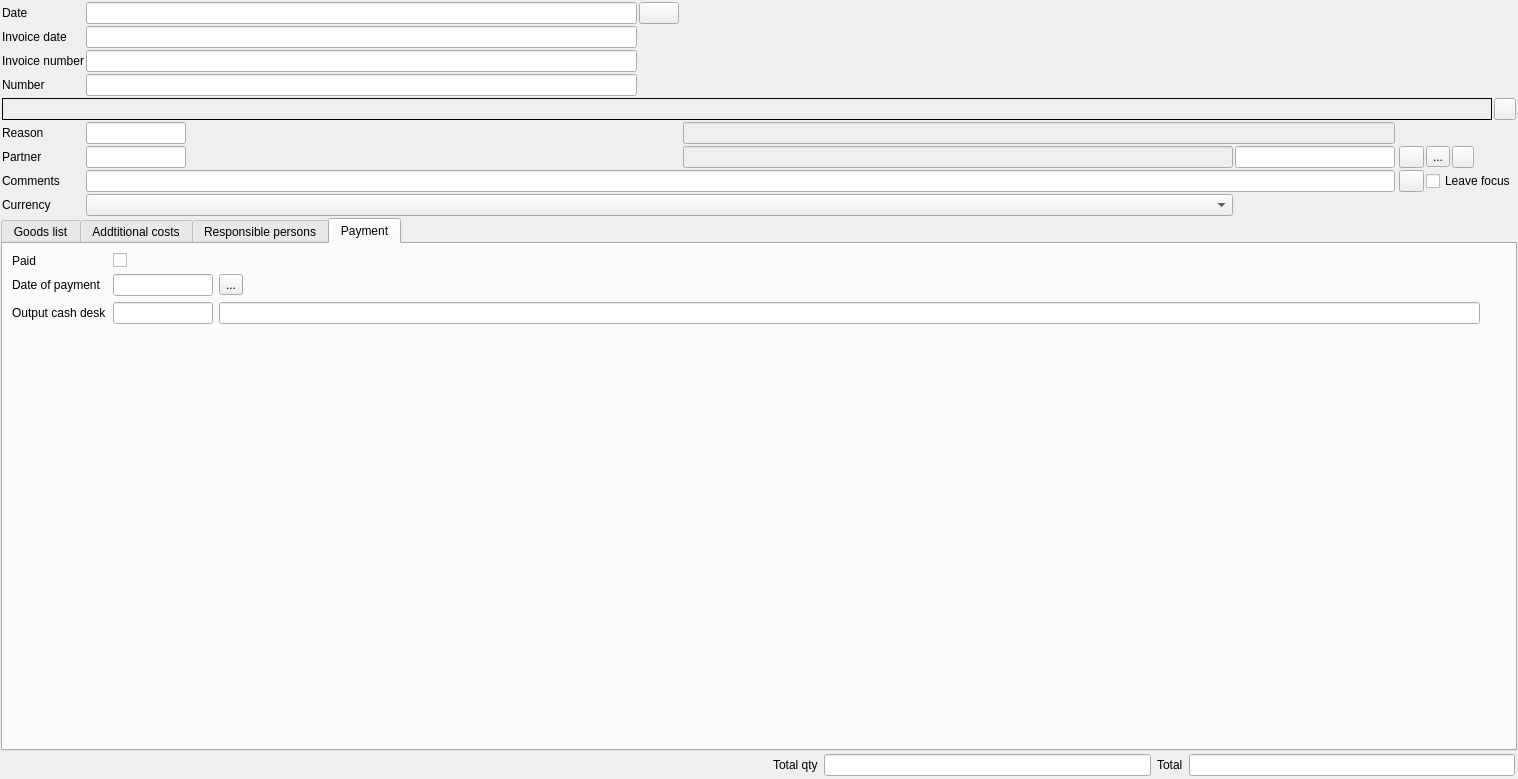
Above: FrontDesk/c5storeinput.ui from End1-1/Cafe5 before the change. Below: the same form after it.
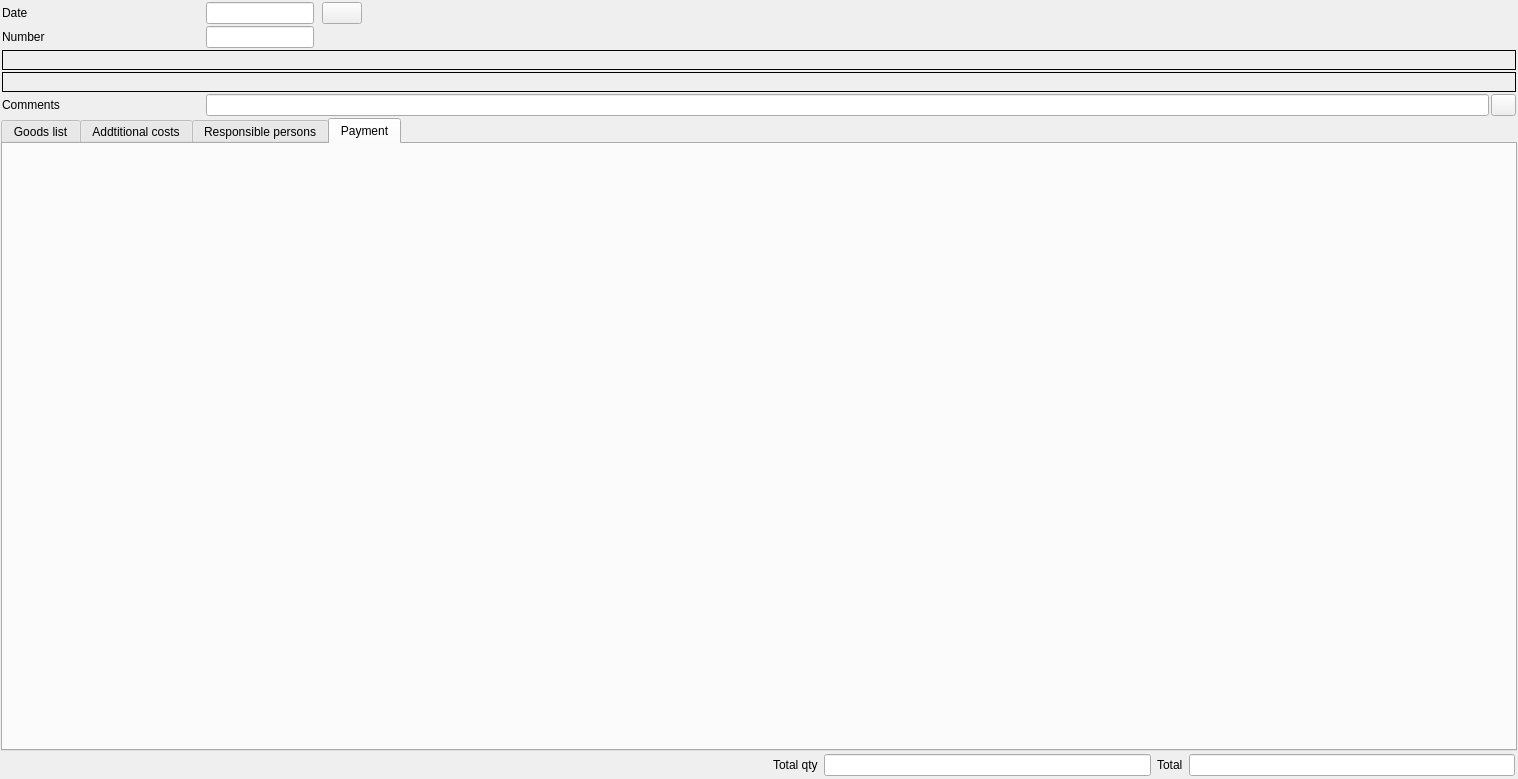
That is the form after the change. The open tabs and pages were chosen to show the change. Icons and pictures are not drawn. Custom widgets are drawn as their Qt base class.

```diff
--- a/FrontDesk/c5storeinput.ui
+++ b/FrontDesk/c5storeinput.ui
@@ -29,330 +29,6 @@
    <property name="spacing">
     <number>1</number>
    </property>
-   <item row="0" column="0">
-    <widget class="QWidget" name="wheader" native="true">
-     <layout class="QGridLayout" name="gridLayout">
-      <property name="leftMargin">
-       <number>1</number>
-      </property>
-      <property name="topMargin">
-       <number>1</number>
-      </property>
-      <property name="rightMargin">
-       <number>1</number>
-      </property>
-      <property name="bottomMargin">
-       <number>1</number>
-      </property>
-      <property name="spacing">
-       <number>2</number>
-      </property>
-      <item row="0" column="0">
-       <widget class="QLabel" name="label">
-        <property name="text">
-         <string>Date</string>
-        </property>
-       </widget>
-      </item>
-      <item row="12" column="0">
-       <widget class="QLabel" name="label_8">
-        <property name="text">
-         <string>Comments</string>
-        </property>
-       </widget>
-      </item>
-      <item row="2" column="0">
-       <widget class="QLabel" name="lbInvoiceNumber">
-        <property name="text">
-         <string>Invoice number</string>
-        </property>
-       </widget>
-      </item>
-      <item row="11" column="5">
-       <widget class="C5LineEdit" name="lePartnerDebt">
-        <property name="minimumSize">
-         <size>
-          <width>160</width>
-          <height>0</height>
-         </size>
-        </property>
-        <property name="maximumSize">
-         <size>
-          <width>160</width>
-          <height>16777215</height>
-         </size>
-        </property>
-        <property name="text">
-         <string/>
-        </property>
-        <property name="readOnly">
-         <bool>true</bool>
-        </property>
-       </widget>
-      </item>
-      <item row="10" column="0">
-       <widget class="QLabel" name="label_4">
-        <property name="text">
-         <string>Reason</string>
-        </property>
-       </widget>
-      </item>
-      <item row="11" column="8">
-       <widget class="QToolButton" name="btnChangePartner">
-        <property name="text">
-         <string>...</string>
-        </property>
-        <property name="icon">
-         <iconset resource="../resources/res.qrc">
-          <normaloff>:/addguest.png</normaloff>:/addguest.png</iconset>
-        </property>
-       </widget>
-      </item>
-      <item row="11" column="7">
-       <widget class="QPushButton" name="btnNewPartner">
-        <property name="maximumSize">
-         <size>
-          <width>25</width>
-          <height>25</height>
-         </size>
-        </property>
-        <property name="focusPolicy">
-         <enum>Qt::FocusPolicy::NoFocus</enum>
-        </property>
-        <property name="text">
-         <string/>
-        </property>
-        <property name="icon">
-         <iconset resource="../resources/res.qrc">
-          <normaloff>:/new.png</normaloff>:/new.png</iconset>
-        </property>
-       </widget>
-      </item>
-      <item row="3" column="0">
-       <widget class="QLabel" name="label_2">
-        <property name="text">
-         <string>Number</string>
-        </property>
-       </widget>
-      </item>
-      <item row="14" column="0">
-       <widget class="QLabel" name="label_18">
-        <property name="text">
-         <string>Currency</string>
-        </property>
-       </widget>
-      </item>
-      <item row="0" column="2">
-       <widget class="QPushButton" name="btnCopyUUID">
-        <property name="text">
-         <string/>
-        </property>
-        <property name="icon">
-         <iconset resource="../resources/res.qrc">
-          <normaloff>:/copy.png</normaloff>:/copy.png</iconset>
-        </property>
-       </widget>
-      </item>
-      <item row="11" column="4">
-       <widget class="C5LineEdit" name="lePartnerName">
-        <property name="enabled">
-         <bool>false</bool>
-        </property>
-        <property name="focusPolicy">
-         <enum>Qt::FocusPolicy::NoFocus</enum>
-        </property>
-       </widget>
-      </item>
-      <item row="10" column="4" colspan="2">
-       <widget class="C5LineEdit" name="leReasonName">
-        <property name="enabled">
-         <bool>false</bool>
-        </property>
-        <property name="focusPolicy">
-         <enum>Qt::FocusPolicy::NoFocus</enum>
-        </property>
-       </widget>
-      </item>
-      <item row="12" column="7">
-       <widget class="QPushButton" name="btnSaveComment">
-        <property name="maximumSize">
-         <size>
-          <width>25</width>
-          <height>25</height>
-         </size>
-        </property>
-        <property name="focusPolicy">
-         <enum>Qt::FocusPolicy::NoFocus</enum>
-        </property>
-        <property name="toolTip">
-         <string>Save comment without making draft</string>
-        </property>
-        <property name="text">
-         <string/>
-        </property>
-        <property name="icon">
-         <iconset resource="../resources/res.qrc">
-          <normaloff>:/ok.png</normaloff>:/ok.png</iconset>
-        </property>
-       </widget>
-      </item>
-      <item row="2" column="1">
-       <widget class="C5LineEdit" name="leInvoiceNumber"/>
-      </item>
-      <item row="14" column="1" colspan="4">
-       <widget class="QComboBox" name="cbCurrency"/>
-      </item>
-      <item row="1" column="0">
-       <widget class="QLabel" name="lbInvoiceDate">
-        <property name="text">
-         <string>Invoice date</string>
-        </property>
-       </widget>
-      </item>
-      <item row="1" column="1">
-       <widget class="C5DateEdit" name="deInvoiceDate">
-        <property name="maximumSize">
-         <size>
-          <width>16777215</width>
-          <height>16777215</height>
-         </size>
-        </property>
-       </widget>
-      </item>
-      <item row="12" column="1" colspan="5">
-       <widget class="C5LineEdit" name="leComment"/>
-      </item>
-      <item row="10" column="1">
-       <widget class="C5LineEditWithSelector" name="leReason">
-        <property name="maximumSize">
-         <size>
-          <width>100</width>
-          <height>16777215</height>
-         </size>
-        </property>
-       </widget>
-      </item>
-      <item row="11" column="1">
-       <widget class="C5LineEditWithSelector" name="lePartner">
-        <property name="maximumSize">
-         <size>
-          <width>100</width>
-          <height>16777215</height>
-         </size>
-        </property>
-       </widget>
-      </item>
-      <item row="0" column="7" colspan="5">
-       <spacer name="horizontalSpacer">
-        <property name="orientation">
-         <enum>Qt::Orientation::Horizontal</enum>
-        </property>
-        <property name="sizeHint" stdset="0">
-         <size>
-          <width>40</width>
-          <height>20</height>
-         </size>
-        </property>
-       </spacer>
-      </item>
-      <item row="0" column="1">
-       <widget class="C5DateEdit" name="deDate">
-        <property name="maximumSize">
-         <size>
-          <width>16777215</width>
-          <height>16777215</height>
-         </size>
-        </property>
-       </widget>
-      </item>
-      <item row="12" column="8" colspan="4">
-       <widget class="QCheckBox" name="chLeaveFocusOnBarcode">
-        <property name="text">
-         <string>Leave focus</string>
-        </property>
-       </widget>
-      </item>
-      <item row="3" column="1">
-       <widget class="C5LineEditWithSelector" name="leDocNum"/>
-      </item>
-      <item row="11" column="9">
-       <widget class="QPushButton" name="btnFixPartner">
-        <property name="minimumSize">
-         <size>
-          <width>22</width>
-          <height>22</height>
-         </size>
-        </property>
-        <property name="maximumSize">
-         <size>
-          <width>15</width>
-          <height>22</height>
-         </size>
-        </property>
-        <property name="text">
-         <string/>
-        </property>
-        <property name="icon">
-         <iconset resource="../resources/res.qrc">
-          <normaloff>:/pushpin.png</normaloff>:/pushpin.png</iconset>
-        </property>
-        <property name="checkable">
-         <bool>true</bool>
-        </property>
-       </widget>
-      </item>
-      <item row="11" column="0">
-       <widget class="QLabel" name="lbPartner">
-        <property name="text">
-         <string>Partner</string>
-        </property>
-       </widget>
-      </item>
-      <item row="4" column="0" colspan="11">
-       <widget class="C5CodeNameSelector" name="wInputStore">
-        <property name="minimumSize">
-         <size>
-          <width>0</width>
-          <height>20</height>
-         </size>
-        </property>
-        <property name="frameShape">
-         <enum>QFrame::Shape::Box</enum>
-        </property>
-        <property name="frameShadow">
-         <enum>QFrame::Shadow::Plain</enum>
-        </property>
-       </widget>
-      </item>
-      <item row="4" column="11">
-       <widget class="QPushButton" name="btnRememberStoreIn">
-        <property name="minimumSize">
-         <size>
-          <width>22</width>
-          <height>22</height>
-         </size>
-        </property>
-        <property name="maximumSize">
-         <size>
-          <width>15</width>
-          <height>22</height>
-         </size>
-        </property>
-        <property name="text">
-         <string/>
-        </property>
-        <property name="icon">
-         <iconset resource="../resources/res.qrc">
-          <normaloff>:/pushpin.png</normaloff>:/pushpin.png</iconset>
-        </property>
-        <property name="checkable">
-         <bool>true</bool>
-        </property>
-       </widget>
-      </item>
-     </layout>
-    </widget>
-   </item>
    <item row="1" column="0">
     <widget class="QTabWidget" name="tw">
      <property name="sizePolicy">
@@ -560,6 +236,13 @@
             </property>
            </widget>
           </item>
+          <item>
+           <widget class="QCheckBox" name="chLeaveFocusOnBarcode">
+            <property name="text">
+             <string>Leave focus</string>
+            </property>
+           </widget>
+          </item>
          </layout>
         </widget>
        </item>
@@ -933,53 +616,7 @@
        <string>Payment</string>
       </attribute>
       <layout class="QGridLayout" name="gridLayout_5">
-       <item row="1" column="2">
-        <widget class="C5DateEdit" name="deCashDate">
-         <property name="enabled">
-          <bool>true</bool>
-         </property>
-         <property name="maximumSize">
-          <size>
-           <width>100</width>
-           <height>16777215</height>
-          </size>
-         </property>
-        </widget>
-       </item>
-       <item row="3" column="3">
-        <widget class="C5LineEditWithSelector" name="leCashName">
-         <property name="enabled">
-          <bool>true</bool>
-         </property>
-         <property name="focusPolicy">
-          <enum>Qt::FocusPolicy::NoFocus</enum>
-         </property>
-         <property name="readOnly">
-          <bool>true</bool>
-         </property>
-        </widget>
-       </item>
-       <item row="3" column="1">
-        <widget class="QLabel" name="lbCashDoc">
-         <property name="enabled">
-          <bool>true</bool>
-         </property>
-         <property name="text">
-          <string>Output cash desk</string>
-         </property>
-        </widget>
-       </item>
-       <item row="3" column="2">
-        <widget class="C5LineEditWithSelector" name="leCash">
-         <property name="maximumSize">
-          <size>
-           <width>100</width>
-           <height>16777215</height>
-          </size>
-         </property>
-        </widget>
-       </item>
-       <item row="4" column="5" colspan="2">
+       <item row="1" column="2" colspan="2">
         <spacer name="verticalSpacer_2">
          <property name="orientation">
           <enum>Qt::Orientation::Vertical</enum>
@@ -992,38 +629,6 @@
          </property>
         </spacer>
        </item>
-       <item row="0" column="2">
-        <widget class="QCheckBox" name="chPaid">
-         <property name="text">
-          <string/>
-         </property>
-        </widget>
-       </item>
-       <item row="0" column="1">
-        <widget class="QLabel" name="label_13">
-         <property name="text">
-          <string>Paid</string>
-         </property>
-        </widget>
-       </item>
-       <item row="1" column="1">
-        <widget class="QLabel" name="label_10">
-         <property name="text">
-          <string>Date of payment</string>
-         </property>
-        </widget>
-       </item>
-       <item row="1" column="3">
-        <widget class="QToolButton" name="btnSavePayment">
-         <property name="text">
-          <string>...</string>
-         </property>
-         <property name="icon">
-          <iconset resource="../resources/res.qrc">
-           <normaloff>:/save.png</normaloff>:/save.png</iconset>
-         </property>
-        </widget>
-       </item>
       </layout>
      </widget>
     </widget>
@@ -1189,19 +794,168 @@
      </layout>
     </widget>
    </item>
+   <item row="0" column="0">
+    <widget class="QWidget" name="wheader" native="true">
+     <layout class="QGridLayout" name="gridLayout" columnminimumwidth="200,0,0,0,0,0,0,0,0,0">
+      <property name="leftMargin">
+       <number>1</number>
+      </property>
+      <property name="topMargin">
+       <number>1</number>
+      </property>
+      <property name="rightMargin">
+       <number>1</number>
+      </property>
+      <property name="bottomMargin">
+       <number>1</number>
+      </property>
+      <property name="spacing">
+       <number>2</number>
+      </property>
+      <item row="4" column="2" colspan="7">
+       <widget class="C5LineEdit" name="leComment"/>
+      </item>
+      <item row="4" column="9">
+       <widget class="QPushButton" name="btnSaveComment">
+        <property name="maximumSize">
+         <size>
+          <width>25</width>
+          <height>25</height>
+         </size>
+        </property>
+        <property name="focusPolicy">
+         <enum>Qt::FocusPolicy::NoFocus</enum>
+        </property>
+        <property name="toolTip">
+         <string>Save comment without making draft</string>
+        </property>
+        <property name="text">
+         <string/>
+        </property>
+        <property name="icon">
+         <iconset resource="../resources/res.qrc">
+          <normaloff>:/ok.png</normaloff>:/ok.png</iconset>
+        </property>
+       </widget>
+      </item>
+      <item row="4" column="0">
+       <widget class="QLabel" name="label_8">
+        <property name="text">
+         <string>Comments</string>
+        </property>
+       </widget>
+      </item>
+      <item row="0" column="0">
+       <widget class="QLabel" name="label">
+        <property name="text">
+         <string>Date</string>
+        </property>
+       </widget>
+      </item>
+      <item row="2" column="0" colspan="10">
+       <widget class="C5CodeNameSelector" name="wInputStore">
+        <property name="minimumSize">
+         <size>
+          <width>0</width>
+          <height>20</height>
+         </size>
+        </property>
+        <property name="frameShape">
+         <enum>QFrame::Shape::Box</enum>
+        </property>
+        <property name="frameShadow">
+         <enum>QFrame::Shadow::Plain</enum>
+        </property>
+        <property name="selectorName" stdset="0">
+         <string>Input store</string>
+        </property>
+       </widget>
+      </item>
+      <item row="3" column="0" colspan="10">
+       <widget class="C5CodeNameSelector" name="wPartner">
+        <property name="minimumSize">
+         <size>
+          <width>0</width>
+          <height>20</height>
+         </size>
+        </property>
+        <property name="frameShape">
+         <enum>QFrame::Shape::Box</enum>
+        </property>
+        <property name="frameShadow">
+         <enum>QFrame::Shadow::Plain</enum>
+        </property>
+        <property name="selectorName" stdset="0">
+         <string>Partner</string>
+        </property>
+       </widget>
+      </item>
+      <item row="0" column="8">
+       <spacer name="horizontalSpacer">
+        <property name="orientation">
+         <enum>Qt::Orientation::Horizontal</enum>
+        </property>
+        <property name="sizeHint" stdset="0">
+         <size>
+          <width>40</width>
+          <height>20</height>
+         </size>
+        </property>
+       </spacer>
+      </item>
+      <item row="1" column="2" colspan="2">
+       <widget class="C5LineEditWithSelector" name="leDocNum"/>
+      </item>
+      <item row="1" column="0">
+       <widget class="QLabel" name="label_2">
+        <property name="text">
+         <string>Number</string>
+        </property>
+       </widget>
+      </item>
+      <item row="0" column="7">
+       <widget class="QPushButton" name="btnCopyUUID">
+        <property name="sizePolicy">
+         <sizepolicy hsizetype="Preferred" vsizetype="Preferred">
+          <horstretch>0</horstretch>
+          <verstretch>0</verstretch>
+         </sizepolicy>
+        </property>
+        <property name="text">
+         <string/>
+        </property>
+        <property name="icon">
+         <iconset resource="../resources/res.qrc">
+          <normaloff>:/copy.png</normaloff>:/copy.png</iconset>
+        </property>
+       </widget>
+      </item>
+      <item row="0" column="2" colspan="2">
+       <widget class="C5DateEdit" name="deDate">
+        <property name="maximumSize">
+         <size>
+          <width>16777215</width>
+          <height>16777215</height>
+         </size>
+        </property>
+       </widget>
+      </item>
+     </layout>
+    </widget>
+   </item>
   </layout>
  </widget>
  <customwidgets>
-  <customwidget>
-   <class>C5LineEditWithSelector</class>
-   <extends>QLineEdit</extends>
-   <header location="global">c5lineeditwithselector.h</header>
-  </customwidget>
   <customwidget>
    <class>C5LineEdit</class>
    <extends>QLineEdit</extends>
    <header location="global">c5lineedit.h</header>
   </customwidget>
+  <customwidget>
+   <class>C5LineEditWithSelector</class>
+   <extends>QLineEdit</extends>
+   <header location="global">c5lineeditwithselector.h</header>
+  </customwidget>
   <customwidget>
    <class>C5TableWidget</class>
    <extends>QTableWidget</extends>
```
Left out of the diff: 66 changed lines with no effect on the pictures.
